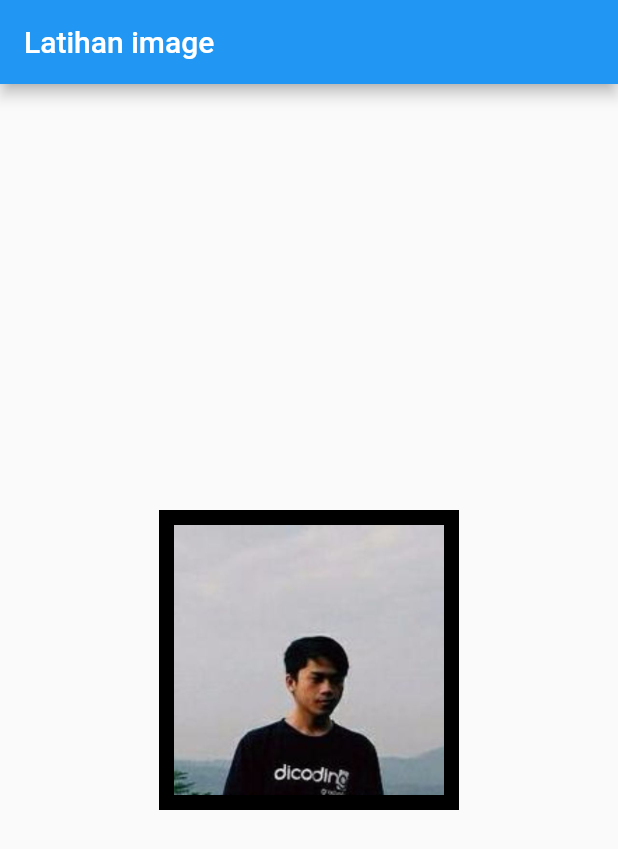
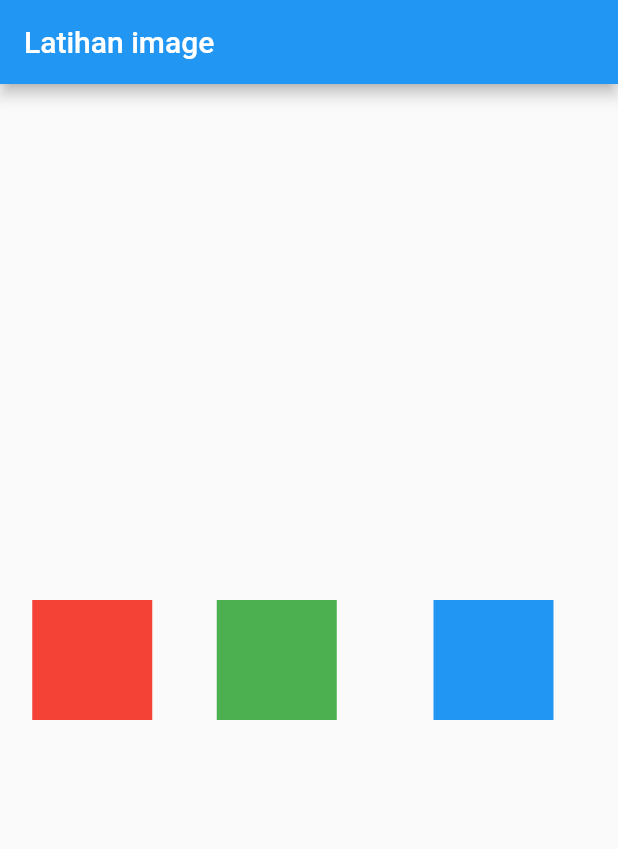
Before and after one commit to khamdannahari/aran_learn_flutter, a Flutter app: the screen it shows after launch, on a phone screen of 412 x 824 dp. Shown: the top 849 px of the screen. Run offline on Flutter 3.47's test engine with Material 2 defaults, Android fonts, the phone set to English and light mode, and no system bars.

Commit message:
14 - Spacer widget

```diff
--- a/lib/main.dart
+++ b/lib/main.dart
@@ -15,24 +15,30 @@ class MyApp extends StatelessWidget {
           title: Text("Latihan image"),
         ),
         body: Center(
-          child: Container(
-              color: Colors.black,
-              width: 200,
-              height: 200,
-              padding: EdgeInsets.all(10),
-              child: Image(
-                /*image: NetworkImage(
-                  "https://m.ayobandung.com/images-bandung/post/articles/2019/09/09/63113/blackpink_2.jpg"),
-//              fit: BoxFit.none, //menapilkan ukuran gambar aslinya
-              fit: BoxFit.contain,
-              //menyesuaikan ukuran container, rasio masih spt aslinya
-//              fit: BoxFit.cover, //menyesuaikan ukuran container, rasio masih spt aslinya, tidak meninggalkan runag kosong dr container, (center crop)
-//              fit: BoxFit.fill, //menyesuaikan ukuran container, rasio tidak spt aslinya, tidak meninggalkan runag kosong dr container
-              repeat: ImageRepeat.repeat,
-            ),*/
-                image: AssetImage("images/arancrop.png"),
-              )),
-        ),
+            child: Row(
+//          mainAxisAlignment: MainAxisAlignment.spaceBetween,
+          children: <Widget>[
+            Spacer(flex: 1,),
+            Container(
+              width: 80,
+              height: 80,
+              color: Colors.red,
+            ),
+            Spacer(flex: 2,),
+            Container(
+              width: 80,
+              height: 80,
+              color: Colors.green,
+            ),
+            Spacer(flex: 3,),
+            Container(
+              width: 80,
+              height: 80,
+              color: Colors.blue,
+            ),
+            Spacer(flex: 2,),
+          ],
+        )),
       ),
     );
   }
```
